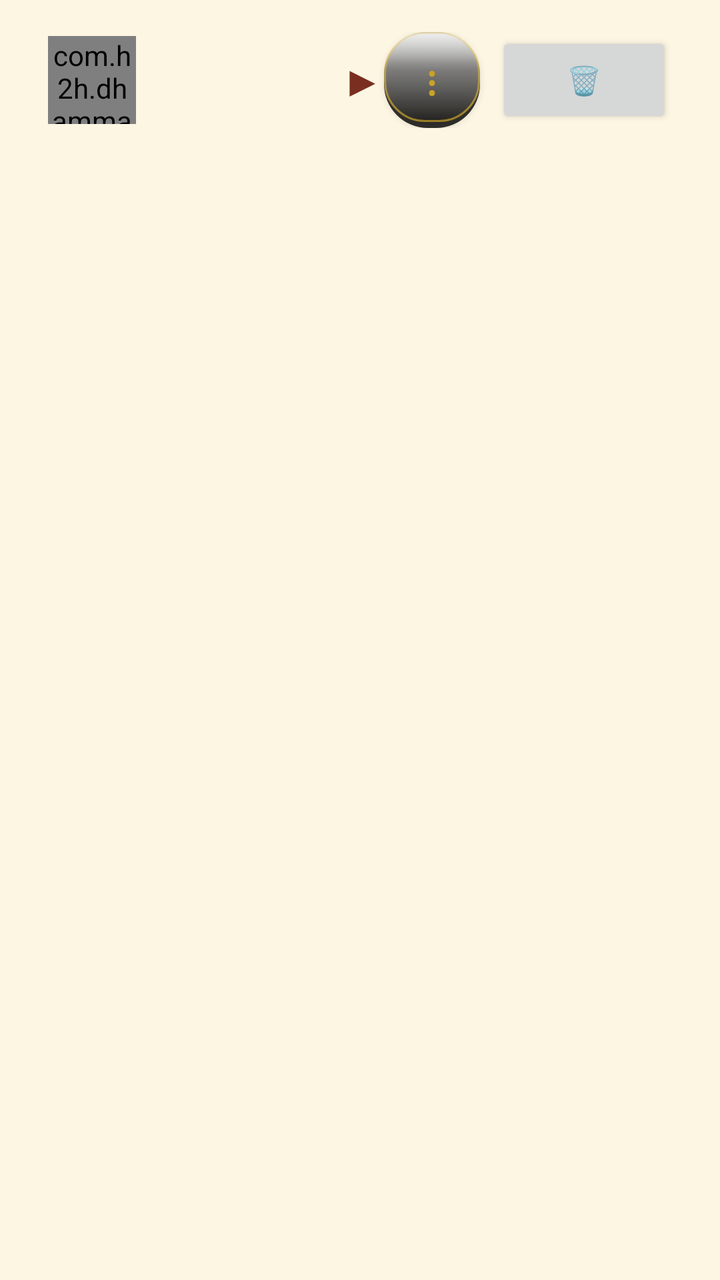
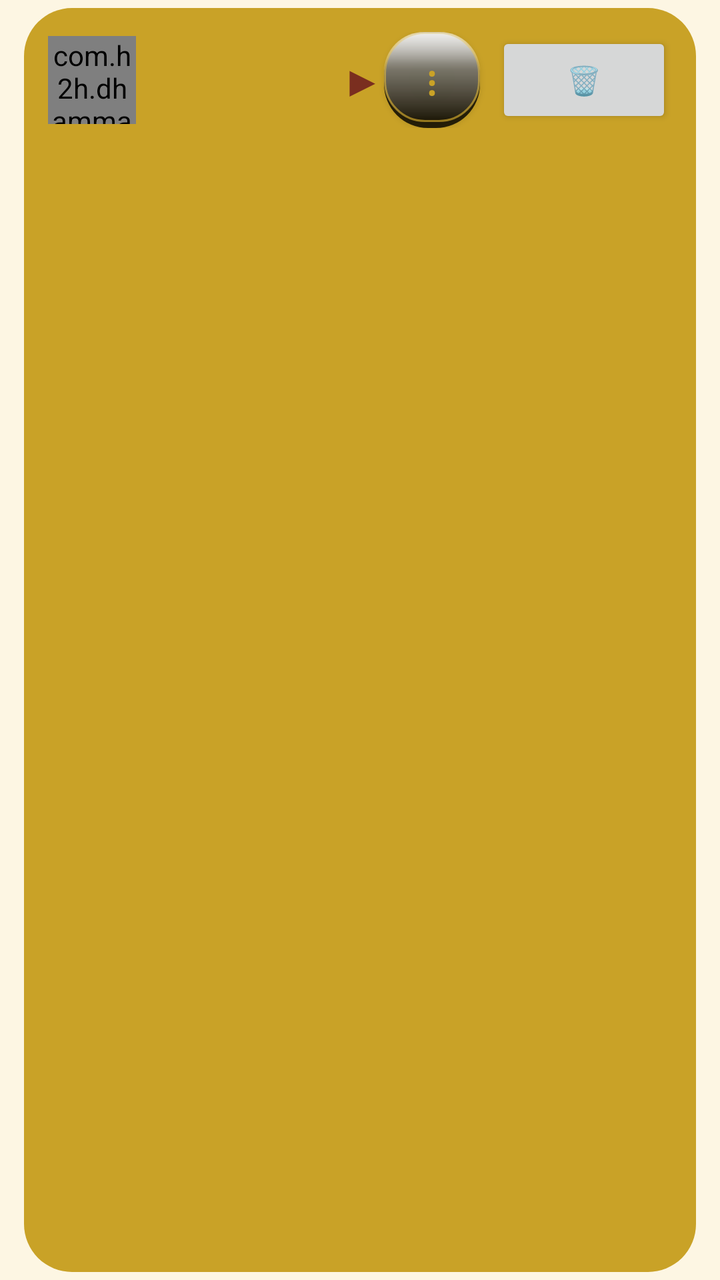

Two renders of the same Android screen: before a commit and after it. Below are the layout's source before the change and the commit's diff.
<!-- AndroidManifest.xml: application theme AppTheme -->
<!-- res/layout/row_downloaded.xml -->
<?xml version="1.0" encoding="utf-8"?>
<LinearLayout xmlns:android="http://schemas.android.com/apk/res/android"
    android:layout_width="match_parent"
    android:layout_height="wrap_content"
    android:orientation="vertical"
    android:paddingLeft="12dp"
    android:paddingRight="12dp"
    android:paddingTop="4dp"
    android:paddingBottom="4dp">
    <LinearLayout
        android:id="@+id/cardInner"
        android:layout_width="match_parent"
        android:layout_height="wrap_content"
        android:elevation="4dp"
        android:gravity="center_vertical"
        android:orientation="horizontal"
        android:padding="12dp">
        
        <com.h2h.dhamma.CircleImageView
            android:id="@+id/dlPhoto"
            android:layout_width="44dp"
            android:layout_height="44dp"
            android:layout_gravity="center_vertical"
            android:layout_marginEnd="12dp"
            android:scaleType="centerCrop" />
        <LinearLayout
            android:layout_width="0dp"
            android:layout_height="wrap_content"
            android:layout_weight="1"
            android:orientation="vertical">
            <TextView
                android:id="@+id/dlTitle"
                android:layout_width="match_parent"
                android:layout_height="wrap_content"
                android:textColor="@color/ink"
                android:textSize="16sp" />
            
            <LinearLayout
                android:id="@+id/hairTrack"
                android:layout_width="match_parent"
                android:layout_height="3dp"
                android:layout_marginTop="4dp"
                android:background="#33C9A227"
                android:orientation="horizontal"
                android:visibility="gone"
                android:weightSum="1">
                <View
                    android:id="@+id/hairFill"
                    android:layout_width="0dp"
                    android:layout_height="match_parent"
                    android:layout_weight="0"
                    android:background="@color/gold" />
                <View
                    android:id="@+id/hairSpace"
                    android:layout_width="0dp"
                    android:layout_height="match_parent"
                    android:layout_weight="1" />
            </LinearLayout>
            <TextView
                android:id="@+id/dlSize"
                android:layout_width="match_parent"
                android:layout_height="wrap_content"
                android:layout_marginTop="2dp"
                android:textColor="@color/muted"
                android:textSize="13sp" />
        </LinearLayout>
        <TextView
            android:id="@+id/dlState"
            android:layout_width="wrap_content"
            android:layout_height="wrap_content"
            android:text="▶"
            android:textColor="@color/maroon"
            android:textSize="22sp" />
        <Button
            android:id="@+id/queueMenu"
            android:layout_width="48dp"
            android:layout_height="48dp"
            android:layout_gravity="center_vertical"
            android:background="@drawable/glass_icon_3d"
            android:focusable="false"
            android:focusableInTouchMode="false"
            android:minWidth="48dp"
            android:text="⋮"
            android:textColor="#C9A227"
            android:textSize="20sp" />
        <Button
            android:id="@+id/btnDlDelete"
            android:layout_width="wrap_content"
            android:layout_height="wrap_content"
            android:layout_marginLeft="8dp"
            android:text="🗑" />
    </LinearLayout>
</LinearLayout>
<!-- resources referenced by this layout -->
<resources>
  <color name="gold">#C9A227</color>
  <color name="ink">#3B2314</color>
  <color name="maroon">#7A2E1F</color>
  <color name="muted">#7A6A58</color>
  <!-- drawable glass_icon_3d (drawable) -->
  <?xml version="1.0" encoding="utf-8"?>
  <layer-list xmlns:android="http://schemas.android.com/apk/res/android">
      
      <item>
          <shape android:shape="rectangle">
              <solid android:color="#CC000000" />
              <corners android:radius="22dp" />
          </shape>
      </item>
      
      <item android:bottom="3dp">
          <shape android:shape="rectangle">
              <gradient
                  android:angle="270"
                  android:startColor="#CCFFFFFF"
                  android:centerColor="#40FFFFFF"
                  android:centerY="0.42"
                  android:endColor="#33000000"
                  android:type="linear" />
              <stroke android:width="1dp" android:color="#B3C9A227" />
              <corners android:radius="20dp" />
          </shape>
      </item>
      
      <item android:bottom="3dp">
          <shape android:shape="rectangle">
              <gradient
                  android:angle="270"
                  android:startColor="#99FFFFFF"
                  android:centerColor="#33FFFFFF"
                  android:centerY="0.35"
                  android:endColor="#00FFFFFF"
                  android:type="linear" />
              <corners android:radius="20dp" />
          </shape>
      </item>
  </layer-list>
  <style name="AppTheme" parent="android:Theme.Material.Light.NoActionBar">
          <item name="android:colorPrimary">@color/maroon</item>
          <item name="android:colorPrimaryDark">@color/maroon</item>
          <item name="android:colorAccent">@color/gold</item>
          <item name="android:windowBackground">@color/bg</item>
          <item name="android:textColorPrimary">@color/ink</item>
          
          <item name="android:alertDialogTheme">@style/DhammaAlertDialog</item>
          
          <item name="android:windowContentTransitions">true</item>
      </style>
  <color name="bg">#FDF6E3</color>
  <style name="DhammaAlertDialog" parent="@android:style/Theme.Material.Light.Dialog.Alert">
          <item name="android:windowAnimationStyle">@style/DhammaDialogAnimation</item>
      </style>
  <style name="DhammaDialogAnimation">
          <item name="android:windowEnterAnimation">@anim/dlg_in</item>
          <item name="android:windowExitAnimation">@anim/dlg_out</item>
      </style>
</resources>

<!-- the commit's change to res/layout/row_downloaded.xml (unified diff, before → after) -->
@@ -1,12 +1,39 @@
 <?xml version="1.0" encoding="utf-8"?>
-<LinearLayout xmlns:android="http://schemas.android.com/apk/res/android"
+<FrameLayout xmlns:android="http://schemas.android.com/apk/res/android"
     android:layout_width="match_parent"
     android:layout_height="wrap_content"
-    android:orientation="vertical"
     android:paddingLeft="12dp"
     android:paddingRight="12dp"
     android:paddingTop="4dp"
     android:paddingBottom="4dp">
+    
+    <LinearLayout
+        android:id="@+id/dlSwipeUnder"
+        android:layout_width="match_parent"
+        android:layout_height="match_parent"
+        android:background="@drawable/dl_swipe_bg"
+        android:gravity="center_vertical"
+        android:orientation="horizontal">
+        <TextView
+            android:id="@+id/dlSwipeLeft"
+            android:layout_width="0dp"
+            android:layout_height="wrap_content"
+            android:layout_weight="1"
+            android:paddingStart="20dp"
+            android:textColor="#3B2314"
+            android:textSize="15sp"
+            android:textStyle="bold" />
+        <TextView
+            android:id="@+id/dlSwipeRight"
+            android:layout_width="0dp"
+            android:layout_height="wrap_content"
+            android:layout_weight="1"
+            android:gravity="end"
+            android:paddingEnd="20dp"
+            android:textColor="#3B2314"
+            android:textSize="15sp"
+            android:textStyle="bold" />
+    </LinearLayout>
     <LinearLayout
         android:id="@+id/cardInner"
         android:layout_width="match_parent"
@@ -90,4 +117,4 @@
             android:layout_marginLeft="8dp"
             android:text="🗑" />
     </LinearLayout>
-</LinearLayout>
+</FrameLayout>
<!-- resource entries referenced after the edit -->
@@ -4,6 +4,13 @@
   <color name="ink">#3B2314</color>
   <color name="maroon">#7A2E1F</color>
   <color name="muted">#7A6A58</color>
+  <!-- drawable dl_swipe_bg (drawable) -->
+  <?xml version="1.0" encoding="utf-8"?>
+  <shape xmlns:android="http://schemas.android.com/apk/res/android"
+      android:shape="rectangle">
+      <solid android:color="#C9A227" />
+      <corners android:radius="24dp" />
+  </shape>
   <!-- drawable glass_icon_3d (drawable) -->
   <?xml version="1.0" encoding="utf-8"?>
   <layer-list xmlns:android="http://schemas.android.com/apk/res/android">
